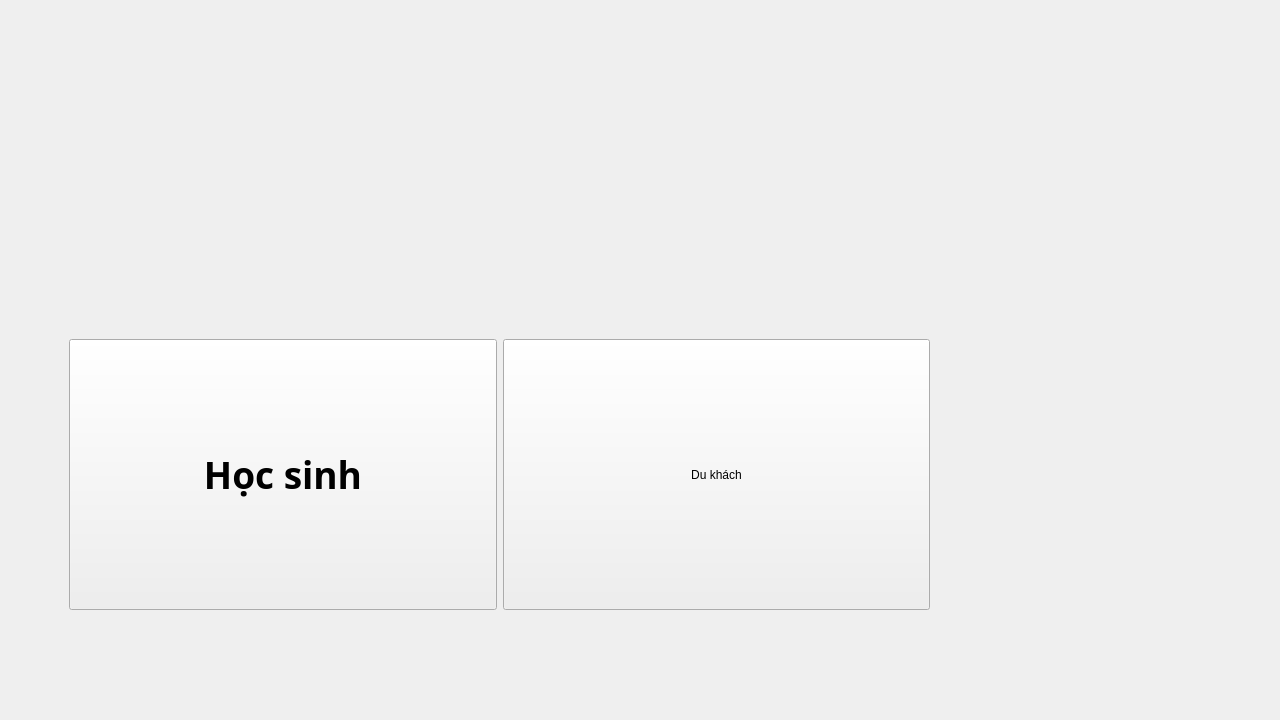
First picture: the form in mainwindow.ui, repository minhnguyen28204/Hanh-Trinh-Nho, before the edit.
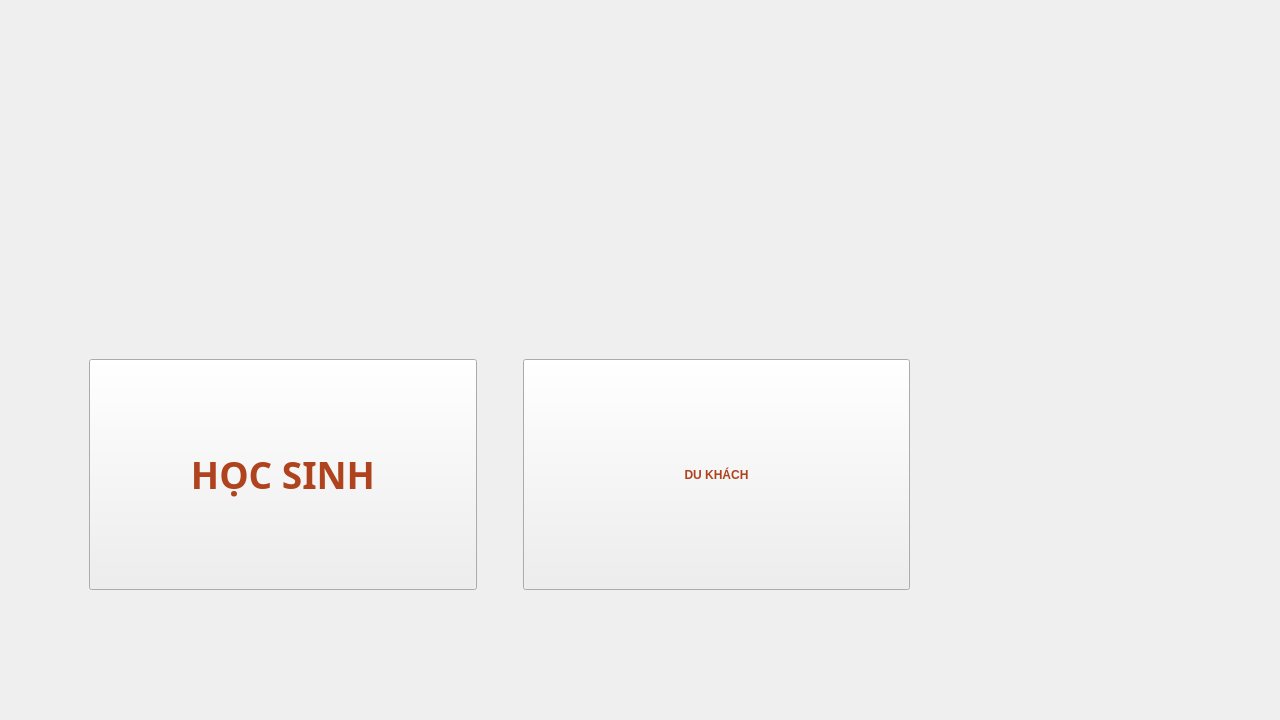
Second picture: the form after the edit. Icons and pictures are not drawn.

```diff
--- a/mainwindow.ui
+++ b/mainwindow.ui
@@ -73,25 +73,32 @@
            <string notr="true">QPushButton {
 	border-image: url(:/Images/click.png);
     background-repeat: no-repeat;
-    width: 100px;
-    height: 100px;
+   margin-top: 20px;
+  margin-bottom: 20px;
+  margin-right: 20px;
+  margin-left: 20px;
 	font: bold;
+color : #ae431e;
 }
-
-QPushButton:hover {
-    
-	border-image: url(:/Images/click - light.png);
-    background-repeat: no-repeat;
-	font: bold;
+QPushButton:hover{
+		border-image: url(:/Images/click.png);
+        margin-top: 30px;
+  margin-bottom: 10px;
+  margin-right: 20px;
+  margin-left: 20px;
+color : #ae431e;
 }</string>
           </property>
           <property name="text">
-           <string>Học sinh</string>
+           <string>HỌC SINH</string>
           </property>
          </widget>
         </item>
         <item>
          <widget class="QPushButton" name="dukhach">
+          <property name="enabled">
+           <bool>true</bool>
+          </property>
           <property name="sizePolicy">
            <sizepolicy hsizetype="Expanding" vsizetype="Expanding">
             <horstretch>0</horstretch>
@@ -105,18 +112,24 @@
            <string notr="true">QPushButton {
 	border-image: url(:/Images/click.png);
     background-repeat: no-repeat;
-    width: 32px;
-    height: 32px;
+   margin-top: 20px;
+  margin-bottom: 20px;
+  margin-right: 20px;
+  margin-left: 20px;
+	font: bold;
+color : #ae431e;
 }
-
-QPushButton:hover {
-    
-	border-image: url(:/Images/click - light.png);
-    background-repeat: no-repeat;
+QPushButton:hover{
+		border-image: url(:/Images/click.png);
+        margin-top: 30px;
+  margin-bottom: 10px;
+  margin-right: 20px;
+  margin-left: 20px;
+color : #ae431e;
 }</string>
           </property>
           <property name="text">
-           <string>Du khách</string>
+           <string>DU KHÁCH</string>
           </property>
          </widget>
         </item>
```
